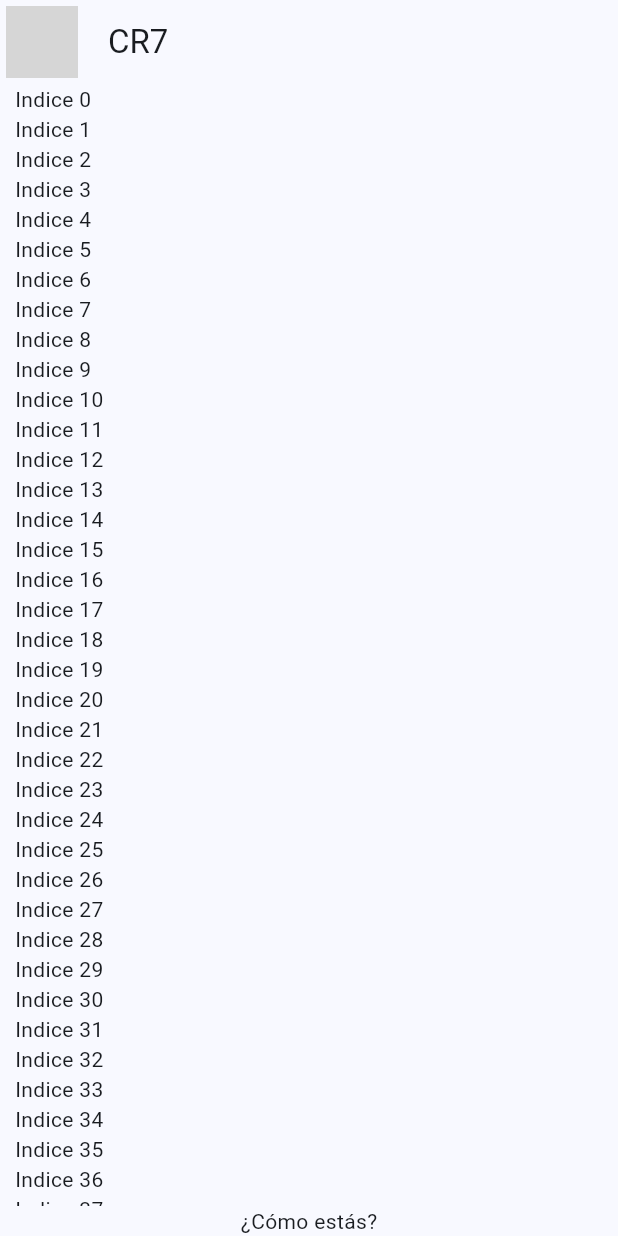
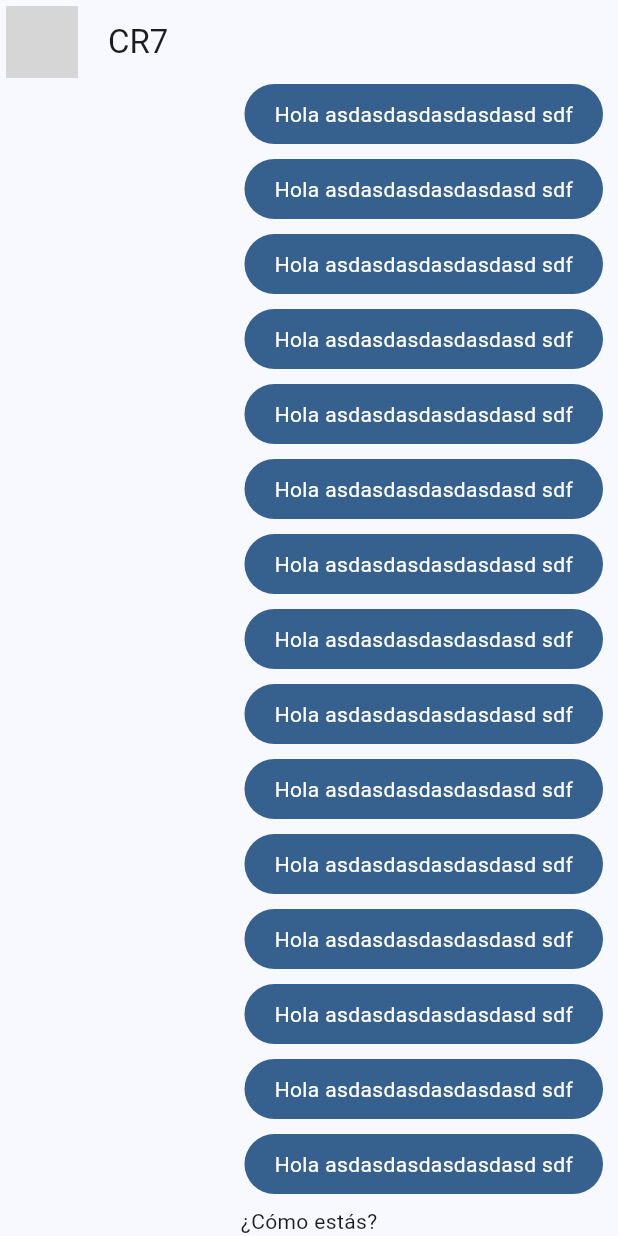
Before and after one commit to rfalcon97/yes_no_app, a Flutter app: the screen it shows after launch, on a phone screen of 412 x 824 dp. Run offline on Flutter 3.47's test engine with Material 3 defaults, Android fonts, the phone set to English and light mode, and no system bars; network calls fail; grey boxes are pictures that could not be loaded.

Commit message:
fin video 71

```diff
--- a/lib/main.dart
+++ b/lib/main.dart
@@ -1,6 +1,6 @@
 import 'package:flutter/material.dart';
 import 'package:yes_no_app/config/theme/app_theme.dart';
-import 'package:yes_no_app/presentation/chat/chat_screen.dart';
+import 'package:yes_no_app/presentation/screens/chat/chat_screen.dart';
 
 void main() => runApp(const MyApp());
 
--- a/lib/presentation/chat/chat_screen.dart
+++ b/lib/presentation/screens/chat/chat_screen.dart
@@ -1,4 +1,5 @@
 import 'package:flutter/material.dart';
+import 'package:yes_no_app/presentation/widgets/chat/my_message_bubble.dart';
 
 class ChatScreen extends StatelessWidget {
   const ChatScreen({super.key});
@@ -33,7 +34,7 @@ class _ChatView extends StatelessWidget {
             Expanded(child: ListView.builder(
               itemCount: 100,
               itemBuilder: (context, index) {
-              return  Text('Indice $index');
+              return const MyMessageBubble();
             })),
             Text('¿Cómo estás?'),
           ],
--- /dev/null
+++ b/lib/presentation/widgets/chat/my_message_bubble.dart
@@ -0,0 +1,26 @@
+import 'package:flutter/material.dart';
+
+class MyMessageBubble extends StatelessWidget {
+  const MyMessageBubble({super.key});
+
+  @override
+  Widget build(BuildContext context) {
+    final colors = Theme.of(context).colorScheme;
+    return Column(
+      crossAxisAlignment: CrossAxisAlignment.end,
+      children: [
+        Container(
+          decoration: BoxDecoration(color: colors.primary, borderRadius: BorderRadius.circular(20)),
+          child: Padding(
+            padding: const EdgeInsets.symmetric(horizontal: 20, vertical: 10),
+            child: Text(
+              'Hola asdasdasdasdasdasd sdf',
+              style: TextStyle(color: Colors.white),
+            ),
+          ),
+        ),
+        const SizedBox(height: 10),
+      ],
+    );
+  }
+}
```
